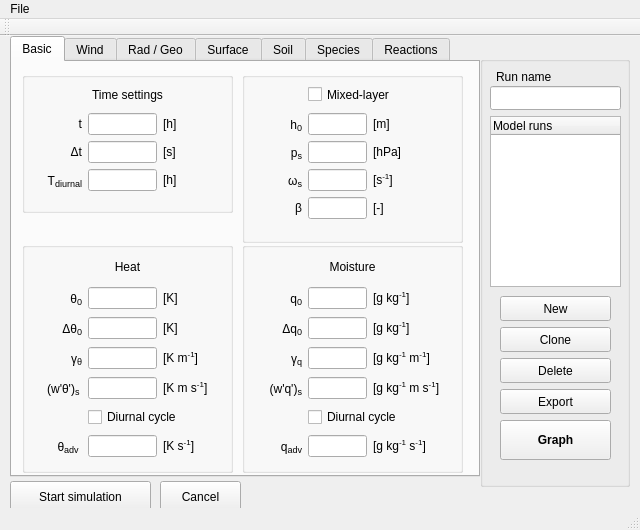
Above: mainwindow.ui from classmodel/modelgui before the change. Below: the same form after it.
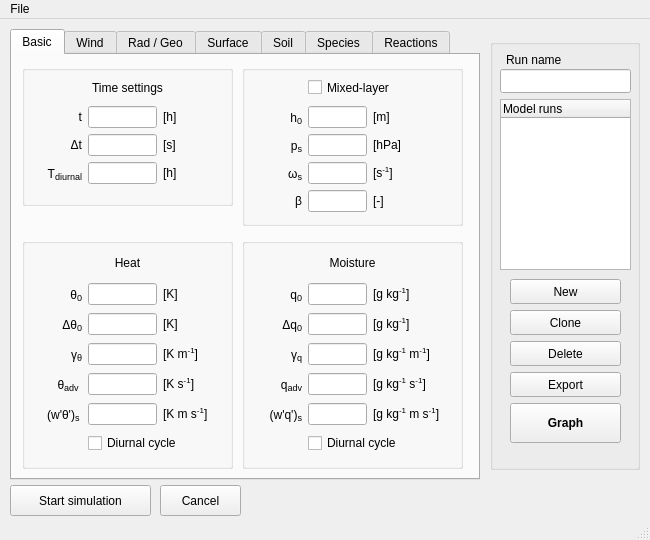
That is the form after the change.

Commit message: Minor changes layout mainwindow

What changed in the file:
```diff
--- a/mainwindow.ui
+++ b/mainwindow.ui
@@ -6,8 +6,8 @@
    <rect>
     <x>0</x>
     <y>0</y>
-    <width>640</width>
-    <height>530</height>
+    <width>650</width>
+    <height>540</height>
    </rect>
   </property>
   <property name="sizePolicy">
@@ -18,14 +18,14 @@
   </property>
   <property name="minimumSize">
    <size>
-    <width>640</width>
-    <height>530</height>
+    <width>650</width>
+    <height>540</height>
    </size>
   </property>
   <property name="maximumSize">
    <size>
-    <width>640</width>
-    <height>530</height>
+    <width>650</width>
+    <height>540</height>
    </size>
   </property>
   <property name="baseSize">
@@ -42,9 +42,9 @@
     <property name="geometry">
      <rect>
       <x>10</x>
-      <y>0</y>
+      <y>10</y>
       <width>470</width>
-      <height>441</height>
+      <height>451</height>
      </rect>
     </property>
     <property name="minimumSize">
@@ -234,7 +234,7 @@
       <property name="geometry">
        <rect>
         <x>10</x>
-        <y>180</y>
+        <y>183</y>
         <width>211</width>
         <height>231</height>
        </rect>
@@ -248,7 +248,7 @@
          <x>10</x>
          <y>10</y>
          <width>191</width>
-         <height>208</height>
+         <height>214</height>
         </rect>
        </property>
        <layout class="QGridLayout" name="heat_grid" columnminimumwidth="50,0,60">
@@ -330,7 +330,7 @@
           </property>
          </widget>
         </item>
-        <item row="4" column="0">
+        <item row="5" column="0">
          <widget class="QLabel" name="label_heat_wtheta">
           <property name="toolTip">
            <string/>
@@ -343,7 +343,7 @@
           </property>
          </widget>
         </item>
-        <item row="4" column="1">
+        <item row="5" column="1">
          <widget class="QLineEdit" name="input_heat_wtheta">
           <property name="toolTip">
            <string>surface kinematic heat flux</string>
@@ -395,7 +395,7 @@
           </property>
          </widget>
         </item>
-        <item row="4" column="2">
+        <item row="5" column="2">
          <widget class="QLabel" name="unitlabel_heat_wtheta">
           <property name="toolTip">
            <string/>
@@ -408,21 +408,42 @@
           </property>
          </widget>
         </item>
-        <item row="6" column="0">
-         <widget class="QLabel" name="label_heat_advtheta">
+        <item row="6" column="1" colspan="2">
+         <widget class="QCheckBox" name="sw_wtheta">
+          <property name="acceptDrops">
+           <bool>true</bool>
+          </property>
           <property name="toolTip">
            <string/>
           </property>
           <property name="text">
-           <string>&lt;html&gt;θ&lt;span style=&quot; font-size:14px; vertical-align:sub;&quot;&gt;adv&lt;/span&gt;&lt;/html&gt;
-</string>
+           <string>Diurnal cycle</string>
+          </property>
+         </widget>
+        </item>
+        <item row="0" column="0" colspan="3">
+         <widget class="QLabel" name="label_heat">
+          <property name="minimumSize">
+           <size>
+            <width>0</width>
+            <height>25</height>
+           </size>
+          </property>
+          <property name="maximumSize">
+           <size>
+            <width>16777215</width>
+            <height>25</height>
+           </size>
+          </property>
+          <property name="text">
+           <string>Heat</string>
           </property>
           <property name="alignment">
-           <set>Qt::AlignRight|Qt::AlignTrailing|Qt::AlignVCenter</set>
+           <set>Qt::AlignCenter</set>
           </property>
          </widget>
         </item>
-        <item row="6" column="1">
+        <item row="4" column="1">
          <widget class="QLineEdit" name="input_heat_advtheta">
           <property name="toolTip">
            <string>advection of heat</string>
@@ -435,7 +456,21 @@
           </property>
          </widget>
         </item>
-        <item row="6" column="2">
+        <item row="4" column="0">
+         <widget class="QLabel" name="label_heat_advtheta">
+          <property name="toolTip">
+           <string/>
+          </property>
+          <property name="text">
+           <string>&lt;html&gt;θ&lt;span style=&quot; font-size:14px; vertical-align:sub;&quot;&gt;adv&lt;/span&gt;&lt;/html&gt;
+</string>
+          </property>
+          <property name="alignment">
+           <set>Qt::AlignRight|Qt::AlignTrailing|Qt::AlignVCenter</set>
+          </property>
+         </widget>
+        </item>
+        <item row="4" column="2">
          <widget class="QLabel" name="unitlabel_heat_advtheta">
           <property name="toolTip">
            <string/>
@@ -448,41 +483,6 @@
           </property>
          </widget>
         </item>
-        <item row="5" column="1" colspan="2">
-         <widget class="QCheckBox" name="sw_wtheta">
-          <property name="acceptDrops">
-           <bool>true</bool>
-          </property>
-          <property name="toolTip">
-           <string>Use a diurnal cycle with period T for the surface fluxes</string>
-          </property>
-          <property name="text">
-           <string>Diurnal cycle</string>
-          </property>
-         </widget>
-        </item>
-        <item row="0" column="0" colspan="3">
-         <widget class="QLabel" name="label_heat">
-          <property name="minimumSize">
-           <size>
-            <width>0</width>
-            <height>25</height>
-           </size>
-          </property>
-          <property name="maximumSize">
-           <size>
-            <width>16777215</width>
-            <height>25</height>
-           </size>
-          </property>
-          <property name="text">
-           <string>Heat</string>
-          </property>
-          <property name="alignment">
-           <set>Qt::AlignCenter</set>
-          </property>
-         </widget>
-        </item>
        </layout>
       </widget>
      </widget>
@@ -492,7 +492,7 @@
         <x>230</x>
         <y>10</y>
         <width>221</width>
-        <height>171</height>
+        <height>161</height>
        </rect>
       </property>
       <property name="title">
@@ -699,7 +699,7 @@
       <property name="geometry">
        <rect>
         <x>230</x>
-        <y>180</y>
+        <y>183</y>
         <width>221</width>
         <height>231</height>
        </rect>
@@ -713,7 +713,7 @@
          <x>10</x>
          <y>10</y>
          <width>201</width>
-         <height>208</height>
+         <height>214</height>
         </rect>
        </property>
        <layout class="QGridLayout" name="moisture_grid" columnminimumwidth="50,0,80">
@@ -798,7 +798,7 @@
           </property>
          </widget>
         </item>
-        <item row="4" column="0">
+        <item row="5" column="0">
          <widget class="QLabel" name="label_moisture_wq">
           <property name="toolTip">
            <string/>
@@ -811,7 +811,7 @@
           </property>
          </widget>
         </item>
-        <item row="4" column="1">
+        <item row="5" column="1">
          <widget class="QLineEdit" name="input_moisture_wq">
           <property name="toolTip">
            <string>surface kinematic moisture flux</string>
@@ -863,7 +863,7 @@
           </property>
          </widget>
         </item>
-        <item row="4" column="2">
+        <item row="5" column="2">
          <widget class="QLabel" name="unitlabel_moisture_wq">
           <property name="toolTip">
            <string/>
@@ -876,20 +876,42 @@
           </property>
          </widget>
         </item>
-        <item row="6" column="0">
-         <widget class="QLabel" name="label_moisture_advq">
+        <item row="6" column="1" colspan="2">
+         <widget class="QCheckBox" name="sw_wq">
+          <property name="acceptDrops">
+           <bool>true</bool>
+          </property>
           <property name="toolTip">
            <string/>
           </property>
           <property name="text">
-           <string>&lt;html&gt;q&lt;span style=&quot; font-size:14px; vertical-align:sub;&quot;&gt;adv&lt;/span&gt;&lt;/html&gt;</string>
+           <string>Diurnal cycle</string>
+          </property>
+         </widget>
+        </item>
+        <item row="0" column="0" colspan="3">
+         <widget class="QLabel" name="label_moisture">
+          <property name="minimumSize">
+           <size>
+            <width>0</width>
+            <height>25</height>
+           </size>
+          </property>
+          <property name="maximumSize">
+           <size>
+            <width>16777215</width>
+            <height>25</height>
+           </size>
+          </property>
+          <property name="text">
+           <string>Moisture</string>
           </property>
           <property name="alignment">
-           <set>Qt::AlignRight|Qt::AlignTrailing|Qt::AlignVCenter</set>
+           <set>Qt::AlignCenter</set>
           </property>
          </widget>
         </item>
-        <item row="6" column="1">
+        <item row="4" column="1">
          <widget class="QLineEdit" name="input_moisture_advq">
           <property name="toolTip">
            <string>advection of moisture</string>
@@ -902,7 +924,20 @@
           </property>
          </widget>
         </item>
-        <item row="6" column="2">
+        <item row="4" column="0">
+         <widget class="QLabel" name="label_moisture_advq">
+          <property name="toolTip">
+           <string/>
+          </property>
+          <property name="text">
+           <string>&lt;html&gt;q&lt;span style=&quot; font-size:14px; vertical-align:sub;&quot;&gt;adv&lt;/span&gt;&lt;/html&gt;</string>
+          </property>
+          <property name="alignment">
+           <set>Qt::AlignRight|Qt::AlignTrailing|Qt::AlignVCenter</set>
+          </property>
+         </widget>
+        </item>
+        <item row="4" column="2">
          <widget class="QLabel" name="unitlabel_moisture_advq">
           <property name="toolTip">
            <string/>
@@ -915,41 +950,6 @@
           </property>
          </widget>
         </item>
-        <item row="5" column="1" colspan="2">
-         <widget class="QCheckBox" name="sw_wq">
-          <property name="acceptDrops">
-           <bool>true</bool>
-          </property>
-          <property name="toolTip">
-           <string>Use a diurnal cycle with period T for the surface fluxes</string>
-          </property>
-          <property name="text">
-           <string>Diurnal cycle</string>
-          </property>
-         </widget>
-        </item>
-        <item row="0" column="0" colspan="3">
-         <widget class="QLabel" name="label_moisture">
-          <property name="minimumSize">
-           <size>
-            <width>0</width>
-            <height>25</height>
-           </size>
-          </property>
-          <property name="maximumSize">
-           <size>
-            <width>16777215</width>
-            <height>25</height>
-           </size>
-          </property>
-          <property name="text">
-           <string>Moisture</string>
-          </property>
-          <property name="alignment">
-           <set>Qt::AlignCenter</set>
-          </property>
-         </widget>
-        </item>
        </layout>
       </widget>
      </widget>
@@ -5389,7 +5389,7 @@
    <widget class="QGroupBox" name="modelrunsGroup">
     <property name="geometry">
      <rect>
-      <x>480</x>
+      <x>490</x>
       <y>20</y>
       <width>150</width>
       <height>431</height>
@@ -5557,7 +5557,7 @@
     <property name="geometry">
      <rect>
       <x>10</x>
-      <y>445</y>
+      <y>466</y>
       <width>141</width>
       <height>31</height>
      </rect>
@@ -5579,7 +5579,7 @@
     <property name="geometry">
      <rect>
       <x>160</x>
-      <y>445</y>
+      <y>466</y>
       <width>81</width>
       <height>31</height>
      </rect>
@@ -5603,7 +5603,7 @@
     <rect>
      <x>0</x>
      <y>0</y>
-     <width>640</width>
+     <width>650</width>
      <height>19</height>
     </rect>
    </property>
@@ -5618,17 +5618,6 @@
    <addaction name="menuFile"/>
   </widget>
   <widget class="QStatusBar" name="statusbar"/>
-  <widget class="QToolBar" name="toolBar">
-   <property name="windowTitle">
-    <string>toolBar</string>
-   </property>
-   <attribute name="toolBarArea">
-    <enum>TopToolBarArea</enum>
-   </attribute>
-   <attribute name="toolBarBreak">
-    <bool>false</bool>
-   </attribute>
-  </widget>
   <action name="actionSave">
    <property name="text">
     <string>Save</string>
```
Left out of the diff: 14 changed lines with no effect on the pictures.
